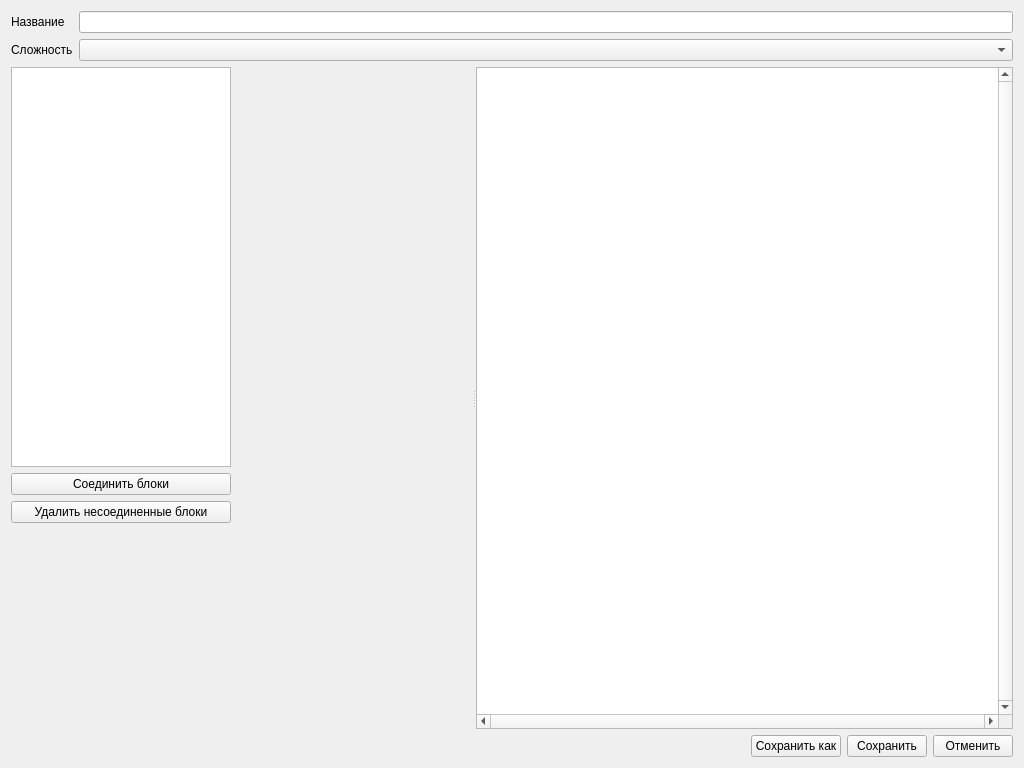
QtWorks/VirtualClientDialogEditor, file dialogeditor/dialogeditorwindow.ui: the form before one commit.
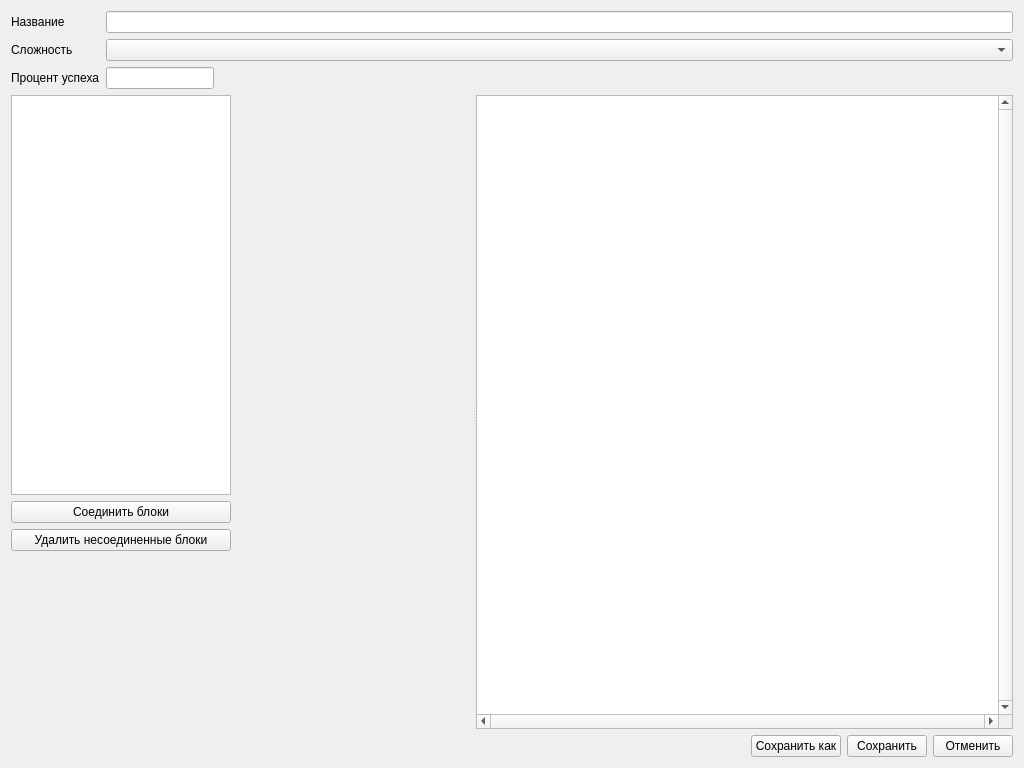
The form after the commit. Custom widgets are drawn as their Qt base class.

Commit message: Added "successRatio" field to dialog

The edit to the form file:
```diff
--- a/dialogeditor/dialogeditorwindow.ui
+++ b/dialogeditor/dialogeditorwindow.ui
@@ -16,9 +16,6 @@
   <layout class="QVBoxLayout" name="verticalLayout_2">
    <item>
     <layout class="QFormLayout" name="formLayout">
-     <property name="sizeConstraint">
-      <enum>QLayout::SetMinimumSize</enum>
-     </property>
      <item row="0" column="0">
       <widget class="QLabel" name="nameLabel">
        <property name="text">
@@ -26,6 +23,9 @@
        </property>
       </widget>
      </item>
+     <item row="0" column="1">
+      <widget class="QLineEdit" name="nameEdit"/>
+     </item>
      <item row="1" column="0">
       <widget class="QLabel" name="difficultyLabel">
        <property name="text">
@@ -36,8 +36,39 @@
      <item row="1" column="1">
       <widget class="QComboBox" name="difficultyComboBox"/>
      </item>
-     <item row="0" column="1">
-      <widget class="QLineEdit" name="nameEdit"/>
+     <item row="2" column="0">
+      <widget class="QLabel" name="label">
+       <property name="text">
+        <string>Процент успеха</string>
+       </property>
+      </widget>
+     </item>
+     <item row="2" column="1">
+      <layout class="QHBoxLayout" name="horizontalLayout_3">
+       <item>
+        <widget class="QLineEdit" name="successRatioLineEdit">
+         <property name="sizePolicy">
+          <sizepolicy hsizetype="Minimum" vsizetype="Fixed">
+           <horstretch>0</horstretch>
+           <verstretch>0</verstretch>
+          </sizepolicy>
+         </property>
+        </widget>
+       </item>
+       <item>
+        <spacer name="horizontalSpacer_2">
+         <property name="orientation">
+          <enum>Qt::Horizontal</enum>
+         </property>
+         <property name="sizeHint" stdset="0">
+          <size>
+           <width>40</width>
+           <height>20</height>
+          </size>
+         </property>
+        </spacer>
+       </item>
+      </layout>
      </item>
     </layout>
    </item>
```
The commit also changes 6 other files.
